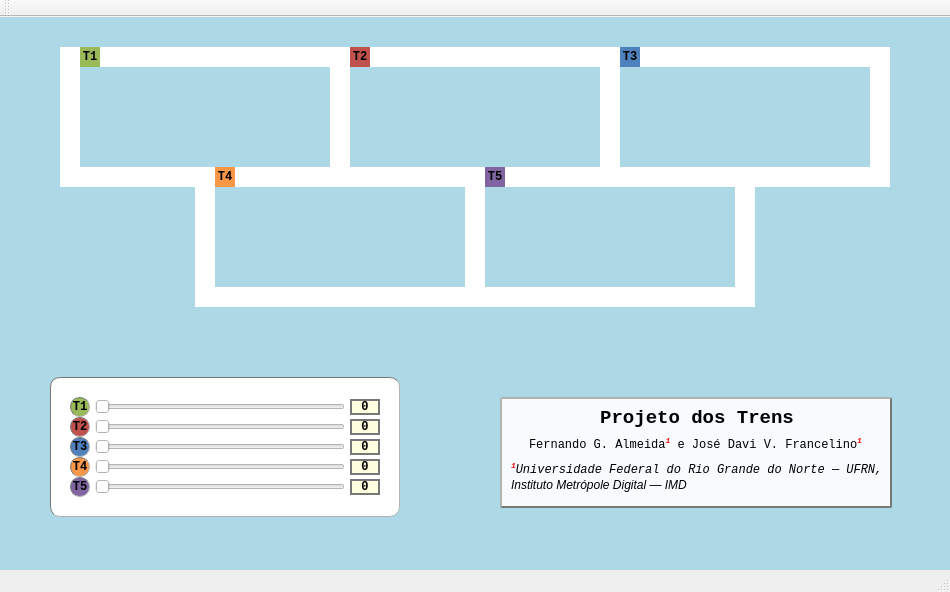
First picture: the form in mainwindow.ui, repository davi-i/projeto-trens, before the edit.
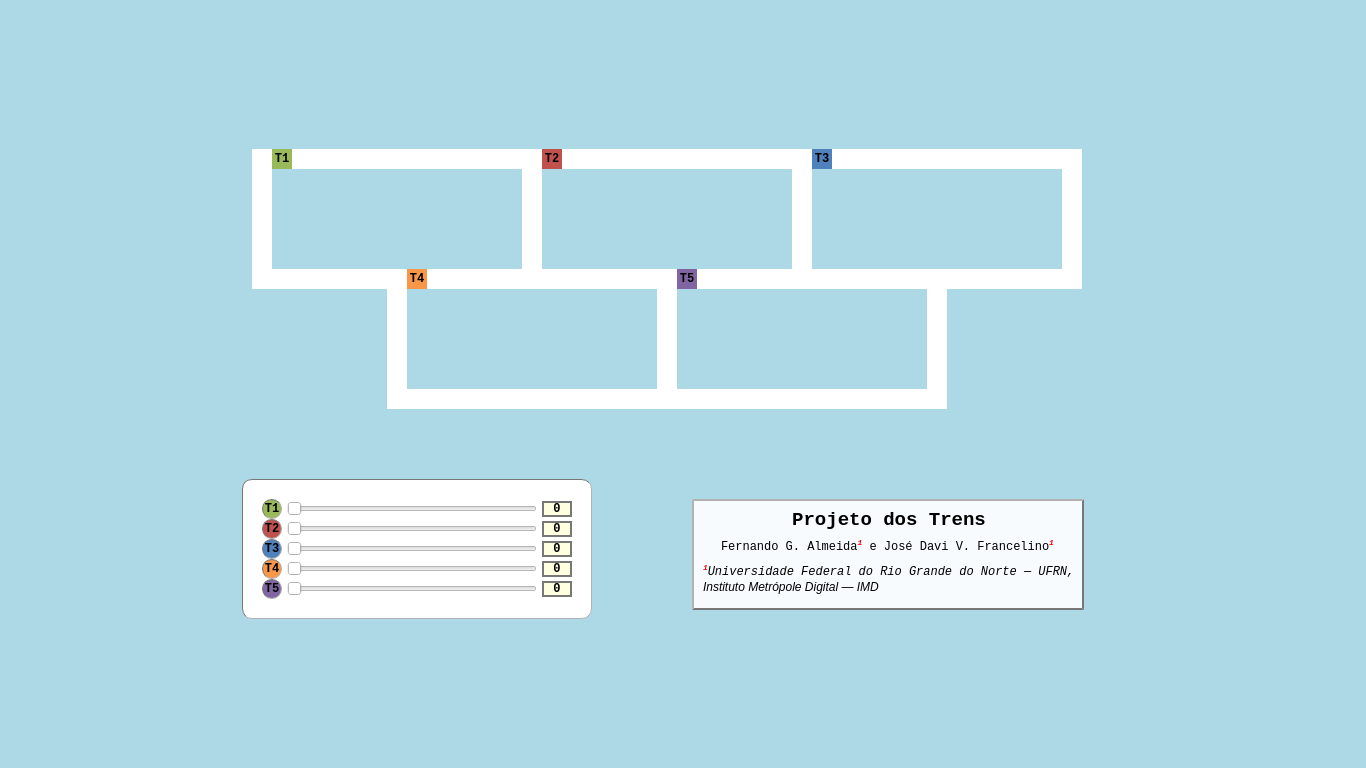
Second picture: the form after the edit.

The edit to the form file:
```diff
--- a/mainwindow.ui
+++ b/mainwindow.ui
@@ -6,8 +6,8 @@
    <rect>
     <x>0</x>
     <y>0</y>
-    <width>950</width>
-    <height>592</height>
+    <width>1366</width>
+    <height>768</height>
    </rect>
   </property>
   <property name="windowTitle">
@@ -23,8 +23,8 @@
    <widget class="QLabel" name="label_trem1">
     <property name="geometry">
      <rect>
-      <x>80</x>
-      <y>30</y>
+      <x>272</x>
+      <y>149</y>
       <width>20</width>
       <height>20</height>
      </rect>
@@ -49,8 +49,8 @@
    <widget class="QLabel" name="label_trilho1">
     <property name="geometry">
      <rect>
-      <x>80</x>
-      <y>30</y>
+      <x>272</x>
+      <y>149</y>
       <width>250</width>
       <height>20</height>
      </rect>
@@ -65,8 +65,8 @@
    <widget class="QLabel" name="label_trilho2">
     <property name="geometry">
      <rect>
-      <x>80</x>
-      <y>150</y>
+      <x>272</x>
+      <y>269</y>
       <width>250</width>
       <height>20</height>
      </rect>
@@ -81,8 +81,8 @@
    <widget class="QLabel" name="label_trilho3">
     <property name="geometry">
      <rect>
-      <x>330</x>
-      <y>30</y>
+      <x>522</x>
+      <y>149</y>
       <width>20</width>
       <height>140</height>
      </rect>
@@ -97,8 +97,8 @@
    <widget class="QLabel" name="label_trilho4">
     <property name="geometry">
      <rect>
-      <x>60</x>
-      <y>30</y>
+      <x>252</x>
+      <y>149</y>
       <width>20</width>
       <height>140</height>
      </rect>
@@ -113,8 +113,8 @@
    <widget class="QLabel" name="label_trilho4_2">
     <property name="geometry">
      <rect>
-      <x>600</x>
-      <y>30</y>
+      <x>792</x>
+      <y>149</y>
       <width>20</width>
       <height>140</height>
      </rect>
@@ -129,8 +129,8 @@
    <widget class="QLabel" name="label_trilho1_2">
     <property name="geometry">
      <rect>
-      <x>350</x>
-      <y>30</y>
+      <x>542</x>
+      <y>149</y>
       <width>250</width>
       <height>20</height>
      </rect>
@@ -145,8 +145,8 @@
    <widget class="QLabel" name="label_trilho2_2">
     <property name="geometry">
      <rect>
-      <x>350</x>
-      <y>150</y>
+      <x>542</x>
+      <y>269</y>
       <width>250</width>
       <height>20</height>
      </rect>
@@ -161,8 +161,8 @@
    <widget class="QLabel" name="label_trem2">
     <property name="geometry">
      <rect>
-      <x>350</x>
-      <y>30</y>
+      <x>542</x>
+      <y>149</y>
       <width>20</width>
       <height>20</height>
      </rect>
@@ -187,8 +187,8 @@
    <widget class="QLabel" name="label_trilho4_3">
     <property name="geometry">
      <rect>
-      <x>870</x>
-      <y>30</y>
+      <x>1062</x>
+      <y>149</y>
       <width>20</width>
       <height>140</height>
      </rect>
@@ -203,8 +203,8 @@
    <widget class="QLabel" name="label_trilho1_3">
     <property name="geometry">
      <rect>
-      <x>620</x>
-      <y>30</y>
+      <x>812</x>
+      <y>149</y>
       <width>250</width>
       <height>20</height>
      </rect>
@@ -219,8 +219,8 @@
    <widget class="QLabel" name="label_trilho2_3">
     <property name="geometry">
      <rect>
-      <x>620</x>
-      <y>150</y>
+      <x>812</x>
+      <y>269</y>
       <width>250</width>
       <height>20</height>
      </rect>
@@ -235,8 +235,8 @@
    <widget class="QLabel" name="label_trem3">
     <property name="geometry">
      <rect>
-      <x>620</x>
-      <y>30</y>
+      <x>812</x>
+      <y>149</y>
       <width>20</width>
       <height>20</height>
      </rect>
@@ -261,8 +261,8 @@
    <widget class="QLabel" name="label_trilho4_4">
     <property name="geometry">
      <rect>
-      <x>735</x>
-      <y>170</y>
+      <x>927</x>
+      <y>289</y>
       <width>20</width>
       <height>120</height>
      </rect>
@@ -277,8 +277,8 @@
    <widget class="QLabel" name="label_trilho4_5">
     <property name="geometry">
      <rect>
-      <x>465</x>
-      <y>170</y>
+      <x>657</x>
+      <y>289</y>
       <width>20</width>
       <height>120</height>
      </rect>
@@ -293,8 +293,8 @@
    <widget class="QLabel" name="label_trilho3_2">
     <property name="geometry">
      <rect>
-      <x>195</x>
-      <y>170</y>
+      <x>387</x>
+      <y>289</y>
       <width>20</width>
       <height>120</height>
      </rect>
@@ -309,8 +309,8 @@
    <widget class="QLabel" name="label_trilho2_4">
     <property name="geometry">
      <rect>
-      <x>485</x>
-      <y>270</y>
+      <x>677</x>
+      <y>389</y>
       <width>250</width>
       <height>20</height>
      </rect>
@@ -325,8 +325,8 @@
    <widget class="QLabel" name="label_trilho2_5">
     <property name="geometry">
      <rect>
-      <x>215</x>
-      <y>270</y>
+      <x>407</x>
+      <y>389</y>
       <width>250</width>
       <height>20</height>
      </rect>
@@ -341,8 +341,8 @@
    <widget class="QLabel" name="label_trem4">
     <property name="geometry">
      <rect>
-      <x>215</x>
-      <y>150</y>
+      <x>407</x>
+      <y>269</y>
       <width>20</width>
       <height>20</height>
      </rect>
@@ -367,8 +367,8 @@
    <widget class="QLabel" name="label_trem5">
     <property name="geometry">
      <rect>
-      <x>485</x>
-      <y>150</y>
+      <x>677</x>
+      <y>269</y>
       <width>20</width>
       <height>20</height>
      </rect>
@@ -393,8 +393,8 @@
    <widget class="QFrame" name="frame">
     <property name="geometry">
      <rect>
-      <x>50</x>
-      <y>360</y>
+      <x>242</x>
+      <y>479</y>
       <width>350</width>
       <height>140</height>
      </rect>
@@ -437,6 +437,9 @@
      <property name="invertedControls">
       <bool>false</bool>
      </property>
+     <property name="tickPosition">
+      <enum>QSlider::NoTicks</enum>
+     </property>
     </widget>
     <widget class="QSlider" name="horizontalSlider_3">
      <property name="geometry">
@@ -466,6 +469,9 @@
      <property name="invertedControls">
       <bool>false</bool>
      </property>
+     <property name="tickPosition">
+      <enum>QSlider::NoTicks</enum>
+     </property>
     </widget>
     <widget class="QSlider" name="horizontalSlider_4">
      <property name="geometry">
@@ -494,6 +500,9 @@
      <property name="invertedControls">
       <bool>false</bool>
      </property>
+     <property name="tickPosition">
+      <enum>QSlider::NoTicks</enum>
+     </property>
     </widget>
     <widget class="QSlider" name="horizontalSlider_5">
      <property name="geometry">
@@ -522,6 +531,9 @@
      <property name="invertedControls">
       <bool>false</bool>
      </property>
+     <property name="tickPosition">
+      <enum>QSlider::NoTicks</enum>
+     </property>
     </widget>
     <widget class="QSlider" name="horizontalSlider">
      <property name="geometry">
@@ -548,9 +560,15 @@
      <property name="orientation">
       <enum>Qt::Horizontal</enum>
      </property>
+     <property name="invertedAppearance">
+      <bool>false</bool>
+     </property>
      <property name="invertedControls">
       <bool>false</bool>
      </property>
+     <property name="tickPosition">
+      <enum>QSlider::NoTicks</enum>
+     </property>
     </widget>
     <widget class="QLabel" name="label_trem1_2">
      <property name="geometry">
@@ -836,8 +854,8 @@
    <widget class="QFrame" name="frame_2">
     <property name="geometry">
      <rect>
-      <x>500</x>
-      <y>380</y>
+      <x>692</x>
+      <y>499</y>
       <width>392</width>
       <height>111</height>
      </rect>
@@ -960,15 +978,6 @@
    <zorder>label_trem5</zorder>
    <zorder>frame_2</zorder>
   </widget>
-  <widget class="QToolBar" name="mainToolBar">
-   <attribute name="toolBarArea">
-    <enum>TopToolBarArea</enum>
-   </attribute>
-   <attribute name="toolBarBreak">
-    <bool>false</bool>
-   </attribute>
-  </widget>
-  <widget class="QStatusBar" name="statusBar"/>
  </widget>
  <layoutdefault spacing="6" margin="11"/>
  <resources/>
```
Left out of the diff: 6 changed lines with no effect on the pictures.
